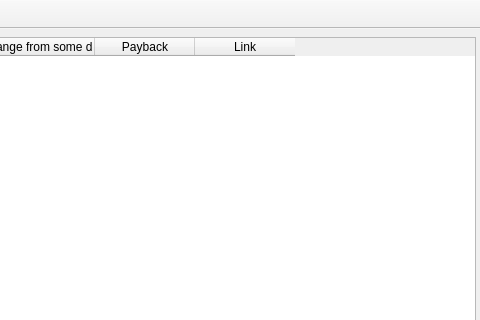
Gris87/TInvestor, file app/src/main/mainwindow.ui: the form before one commit; both pictures show x 544 to 1024 and y 0 to 320 of the 1024 by 768 pixel window.
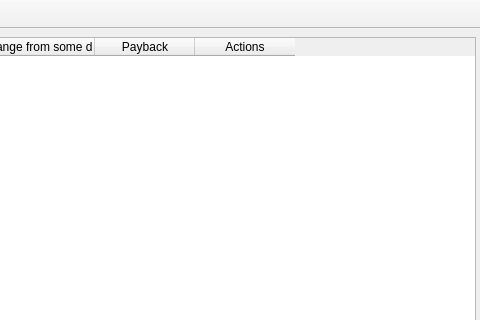
The form after the commit. Icons and pictures are not drawn. Custom widgets are drawn as their Qt base class.

```diff
--- a/app/src/main/mainwindow.ui
+++ b/app/src/main/mainwindow.ui
@@ -187,7 +187,7 @@
           </column>
           <column>
            <property name="text">
-            <string>Link</string>
+            <string>Actions</string>
            </property>
           </column>
          </widget>
```
